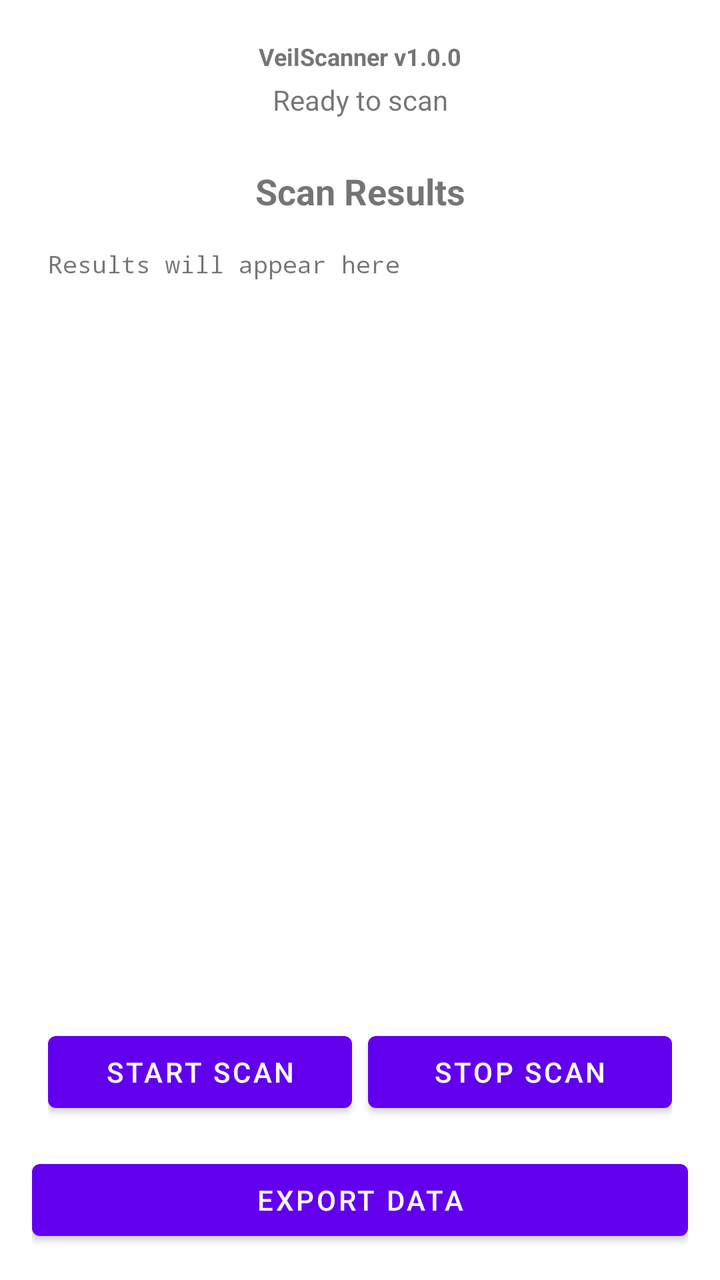
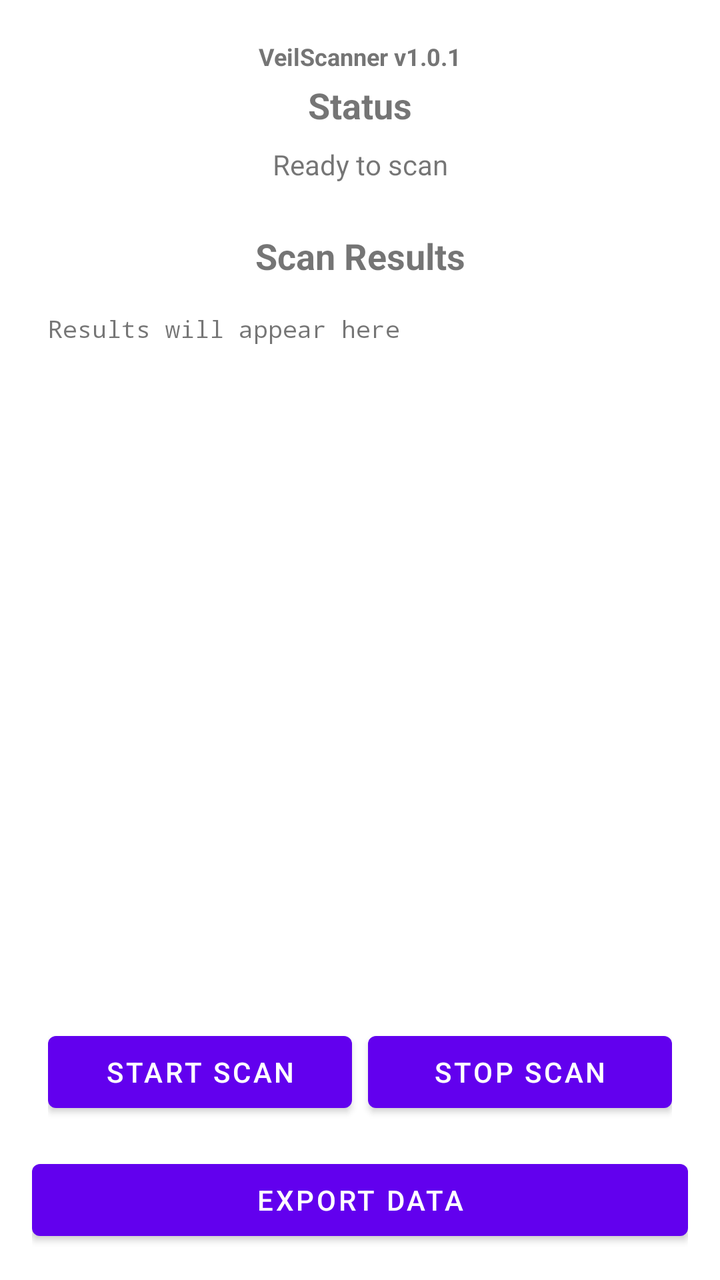

Screens rendered from an Android XML layout before and after an edit, with the pre-edit source and the edit as a unified diff.
<!-- AndroidManifest.xml: activity theme Theme.VeilScanner -->
<!-- res/layout/activity_main.xml -->
<?xml version="1.0" encoding="utf-8"?>
<LinearLayout xmlns:android="http://schemas.android.com/apk/res/android"
    android:layout_width="match_parent"
    android:layout_height="match_parent"
    android:orientation="vertical"
    android:padding="16dp">

    <TextView
        android:layout_width="match_parent"
        android:layout_height="wrap_content"
        android:text="VeilScanner v1.0.0"
        android:textSize="12sp"
        android:textStyle="bold"
        android:textColor="#757575"
        android:layout_marginBottom="4dp"
        android:layout_marginTop="4dp"
        android:gravity="center" />

    <TextView
        android:id="@+id/statusTextView"
        android:layout_width="match_parent"
        android:layout_height="wrap_content"
        android:layout_marginBottom="8dp"
        android:text="Ready to scan"
        android:textSize="14sp"
        android:gravity="center" />

    <TextView
        android:layout_width="match_parent"
        android:layout_height="wrap_content"
        android:text="@string/scan_results"
        android:textSize="18sp"
        android:textStyle="bold"
        android:layout_marginTop="16dp"
        android:layout_marginBottom="8dp"
        android:gravity="center" />

    <ScrollView
        android:layout_width="match_parent"
        android:layout_height="0dp"
        android:layout_weight="1"
        android:padding="8dp">

        <TextView
            android:id="@+id/resultsTextView"
            android:layout_width="match_parent"
            android:layout_height="wrap_content"
            android:text="Results will appear here"
            android:textSize="12sp"
            android:fontFamily="monospace" />
    </ScrollView>

    <LinearLayout
        android:layout_width="match_parent"
        android:layout_height="wrap_content"
        android:orientation="horizontal"
        android:padding="8dp"
        android:layout_marginTop="8dp">

        <Button
            android:id="@+id/startScanButton"
            android:layout_width="0dp"
            android:layout_height="wrap_content"
            android:layout_weight="1"
            android:text="@string/start_scan"
            android:layout_marginEnd="4dp" />

        <Button
            android:id="@+id/stopScanButton"
            android:layout_width="0dp"
            android:layout_height="wrap_content"
            android:layout_weight="1"
            android:text="@string/stop_scan"
            android:layout_marginStart="4dp" />
    </LinearLayout>

    <Button
        android:id="@+id/exportButton"
        android:layout_width="match_parent"
        android:layout_height="wrap_content"
        android:text="@string/export_data"
        android:layout_marginTop="8dp" />

</LinearLayout>
<!-- resources referenced by this layout -->
<resources>
  <string name="export_data">Export Data</string>
  <string name="scan_results">Scan Results</string>
  <string name="start_scan">Start Scan</string>
  <string name="stop_scan">Stop Scan</string>
  <style name="Theme.VeilScanner" parent="Theme.MaterialComponents.DayNight.DarkActionBar">
          <item name="colorPrimary">@color/purple_500</item>
          <item name="colorPrimaryDark">@color/purple_700</item>
          <item name="colorAccent">@color/teal_200</item>
      </style>
  <color name="purple_500">#6200EE</color>
  <color name="purple_700">#3700B3</color>
  <color name="teal_200">#03DAC6</color>
</resources>

<!-- the commit's change to res/layout/activity_main.xml (unified diff, before → after) -->
@@ -8,12 +8,21 @@
     <TextView
         android:layout_width="match_parent"
         android:layout_height="wrap_content"
-        android:text="VeilScanner v1.0.0"
+        android:text="VeilScanner v1.0.1"
         android:textSize="12sp"
         android:textStyle="bold"
         android:textColor="#757575"
         android:layout_marginBottom="4dp"
         android:layout_marginTop="4dp"
+        android:gravity="center" />
+
+    <TextView
+        android:layout_width="match_parent"
+        android:layout_height="wrap_content"
+        android:text="@string/status"
+        android:textSize="18sp"
+        android:textStyle="bold"
+        android:layout_marginBottom="8dp"
         android:gravity="center" />
 
     <TextView
@@ -47,7 +56,8 @@
             android:layout_height="wrap_content"
             android:text="Results will appear here"
             android:textSize="12sp"
-            android:fontFamily="monospace" />
+            android:fontFamily="monospace"
+            android:scrollbars="vertical" />
     </ScrollView>
 
     <LinearLayout
<!-- resource entries referenced after the edit -->
@@ -3,6 +3,7 @@
   <string name="export_data">Export Data</string>
   <string name="scan_results">Scan Results</string>
   <string name="start_scan">Start Scan</string>
+  <string name="status">Status</string>
   <string name="stop_scan">Stop Scan</string>
   <style name="Theme.VeilScanner" parent="Theme.MaterialComponents.DayNight.DarkActionBar">
           <item name="colorPrimary">@color/purple_500</item>
